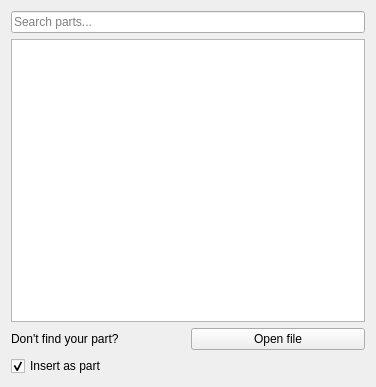
Qt form src/Mod/Assembly/Gui/Resources/panels/TaskAssemblyInsertLink.ui (southseact-3d/fcd) before a commit.
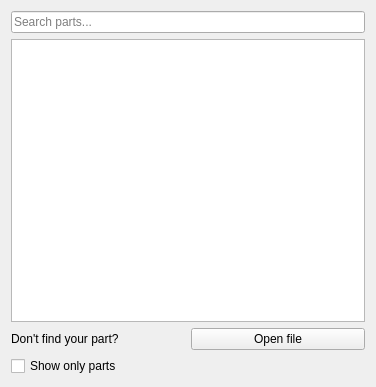
The same form after that commit. Custom widgets are drawn as their Qt base class.

Commit message: Assembly : Replace 'Insert as part' by 'Show only parts'

What changed in the file:
```diff
--- a/src/Mod/Assembly/Gui/Resources/panels/TaskAssemblyInsertLink.ui
+++ b/src/Mod/Assembly/Gui/Resources/panels/TaskAssemblyInsertLink.ui
@@ -43,15 +43,15 @@
     </layout>
    </item>
    <item row="3" column="0">
-    <widget class="Gui::PrefCheckBox" name="CheckBox_InsertInParts">
+    <widget class="Gui::PrefCheckBox" name="CheckBox_ShowOnlyParts">
      <property name="toolTip">
       <string>If checked, the selected object will be inserted inside a Part container, unless it is already a Part.</string>
      </property>
      <property name="text">
-      <string>Insert as part</string>
+      <string>Show only parts</string>
      </property>
      <property name="checked">
-      <bool>true</bool>
+      <bool>false</bool>
      </property>
      <property name="prefEntry" stdset="0">
       <cstring>InsertInParts</cstring>
```
Left out of the diff: 4 changed lines with no effect on the pictures. The commit also changes 1 other file.
